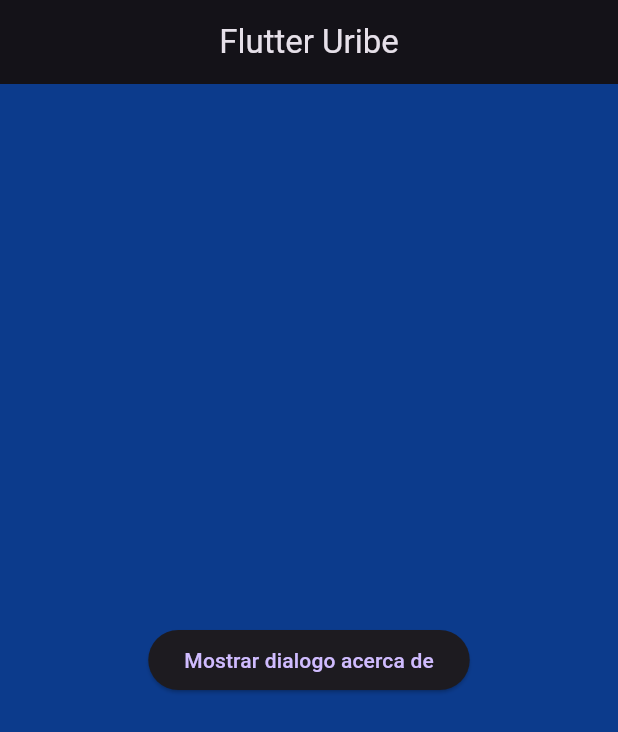
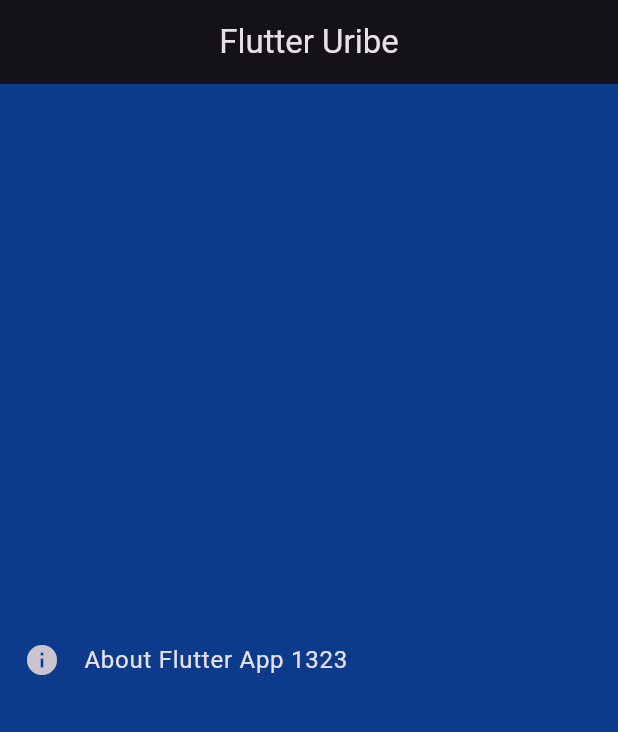
Before and after one commit to Uribe00/CurspFlutter1323, a Flutter app: the screen it shows after launch, on a phone screen of 412 x 824 dp. Shown: the top 732 px of the screen. Run offline on Flutter 3.47's test engine with Material 3 defaults, Android fonts, the phone set to English and light mode, and no system bars.

Commit message:
ejemplo lista de elementos

```diff
--- a/lib/main.dart
+++ b/lib/main.dart
@@ -1,5 +1,5 @@
 import 'package:flutter/material.dart';
-import 'package:uribecurso/mi_widgets/dialogo_acerca_de.dart';
+import 'package:uribecurso/mi_widgets/elemento_de_lista.dart';
 
 const Color darkBlue = Color(0xff0c3b8c);
 
@@ -19,8 +19,9 @@ class MiTarjeta extends StatelessWidget {
             title: const Text("Flutter Uribe"),
             centerTitle: true,
           ),
-          body: const DialogoAcercaDe(),
+          //body: const DialogoAcercaDe(),
           // body: const LaTarjeta(),
+          body: const AboutListTilee(),
         ));
   }
 }
--- /dev/null
+++ b/lib/mi_widgets/elemento_de_lista.dart
@@ -0,0 +1,22 @@
+import 'package:flutter/material.dart';
+
+//! AboutListTile
+class AboutListTilee extends StatelessWidget {
+  const AboutListTilee({Key? key}) : super(key: key);
+
+  @override
+  Widget build(BuildContext context) {
+    return const Center(
+      child: AboutListTile(
+        icon: Icon(Icons.info),
+        applicationIcon: FlutterLogo(),
+        applicationLegalese: 'Legal',
+        applicationName: 'Flutter App 1323',
+        applicationVersion: 'version 1.0.0',
+        aboutBoxChildren: [
+          Text('Este texto es un texto creado por un elemento de lista'),
+        ],
+      ),
+    );
+  }
+}
```
Also changed, not shown: Z_recursos/lista.PNG (added), Z_recursos/listar.PNG (added), 1 other file.
